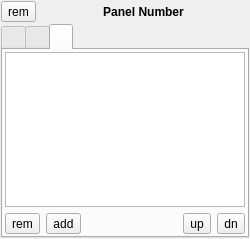
Qt form src-qt5/core-utils/lumina-config/PanelWidget.ui (lumina-desktop/lumina) before a commit.
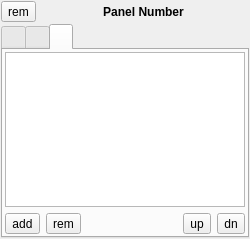
The same form after that commit. The open tabs and pages were chosen to show the change.

Commit message: Flip the location of the +/- buttons on the panel config widget to match the other pages.

The edit to the form file:
```diff
--- a/src-qt5/core-utils/lumina-config/PanelWidget.ui
+++ b/src-qt5/core-utils/lumina-config/PanelWidget.ui
@@ -312,16 +312,16 @@
        <item>
         <layout class="QHBoxLayout" name="horizontalLayout_3">
          <item>
-          <widget class="QToolButton" name="tool_remplugin">
+          <widget class="QToolButton" name="tool_addplugin">
            <property name="text">
-            <string notr="true">rem</string>
+            <string notr="true">add</string>
            </property>
           </widget>
          </item>
          <item>
-          <widget class="QToolButton" name="tool_addplugin">
+          <widget class="QToolButton" name="tool_remplugin">
            <property name="text">
-            <string notr="true">add</string>
+            <string notr="true">rem</string>
            </property>
           </widget>
          </item>
```
Left out of the diff: 8 changed lines with no effect on the pictures.
